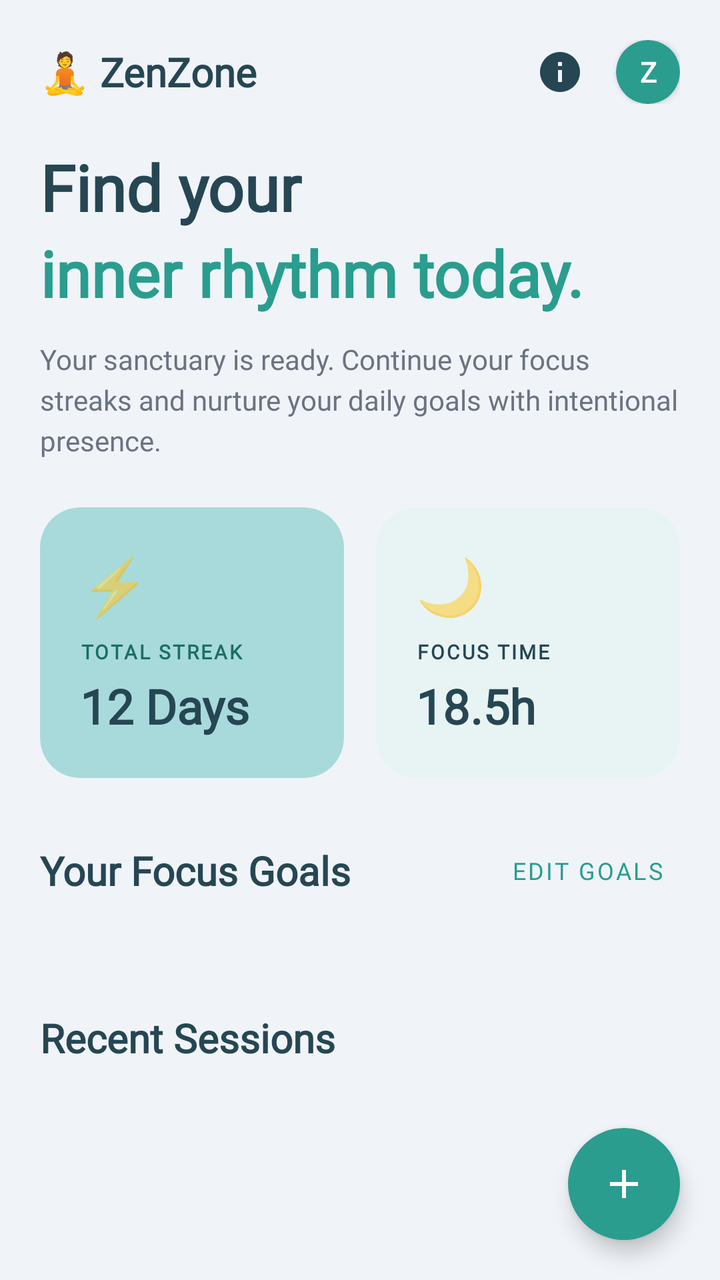
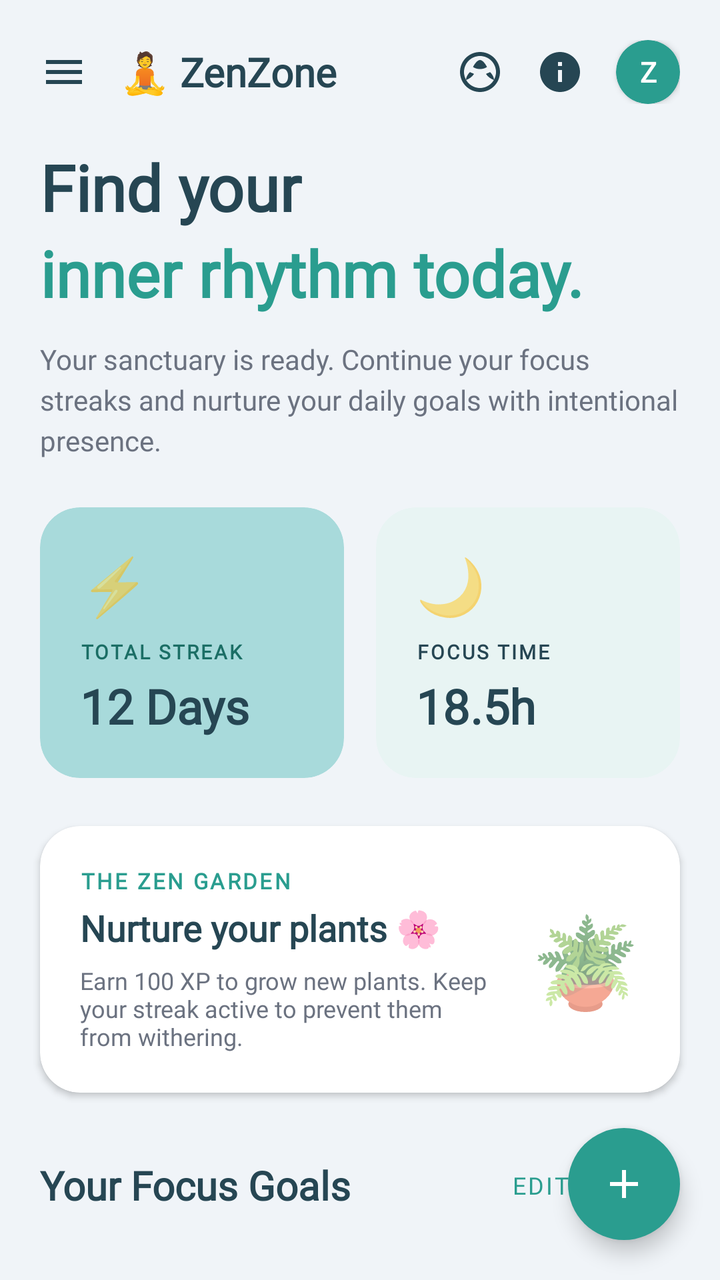

Compare the two renders of this Android layout. The source of the first and the diff that turns it into the second are given below.
<!-- AndroidManifest.xml: application theme Theme.ZenZone -->
<!-- res/layout/fragment_home.xml -->
<?xml version="1.0" encoding="utf-8"?>
<androidx.coordinatorlayout.widget.CoordinatorLayout xmlns:android="http://schemas.android.com/apk/res/android"
    xmlns:app="http://schemas.android.com/apk/res-auto"
    android:layout_width="match_parent"
    android:layout_height="match_parent"
    android:background="@color/zen_slate_bg">

    <androidx.core.widget.NestedScrollView
        android:layout_width="match_parent"
        android:layout_height="match_parent"
        android:fillViewport="true">

        <LinearLayout
            android:layout_width="match_parent"
            android:layout_height="wrap_content"
            android:orientation="vertical"
            android:paddingBottom="100dp">

            
            <include layout="@layout/layout_common_navbar" />

            
            <LinearLayout
                android:layout_width="match_parent"
                android:layout_height="wrap_content"
                android:orientation="vertical"
                android:paddingHorizontal="20dp"
                android:paddingBottom="24dp">

                <TextView
                    android:layout_width="wrap_content"
                    android:layout_height="wrap_content"
                    android:text="Find your"
                    android:fontFamily="@font/poppins_font_family"
                    android:textColor="@color/zen_slate_dark"
                    android:textSize="32sp"
                    android:textStyle="bold" />

                <TextView
                    android:layout_width="wrap_content"
                    android:layout_height="wrap_content"
                    android:text="inner rhythm today."
                    android:fontFamily="@font/poppins_font_family"
                    android:textColor="@color/zen_teal_primary"
                    android:textSize="32sp"
                    android:textStyle="bold"
                    android:fontStyle="italic" />

                <TextView
                    android:layout_width="wrap_content"
                    android:layout_height="wrap_content"
                    android:layout_marginTop="12dp"
                    android:text="Your sanctuary is ready. Continue your focus streaks and nurture your daily goals with intentional presence."
                    android:fontFamily="@font/poppins_font_family"
                    android:textColor="@color/zen_gray_text"
                    android:textSize="14sp"
                    android:lineSpacingExtra="4dp" />
            </LinearLayout>

            
            <LinearLayout
                android:layout_width="match_parent"
                android:layout_height="wrap_content"
                android:orientation="horizontal"
                android:paddingHorizontal="20dp"
                android:paddingBottom="24dp"
                android:weightSum="2">

                
                <com.google.android.material.card.MaterialCardView
                    android:layout_width="0dp"
                    android:layout_height="wrap_content"
                    android:layout_weight="1"
                    android:layout_marginEnd="8dp"
                    app:cardBackgroundColor="@color/zen_teal_light"
                    app:cardCornerRadius="20dp"
                    app:cardElevation="0dp">

                    <LinearLayout
                        android:layout_width="match_parent"
                        android:layout_height="wrap_content"
                        android:orientation="vertical"
                        android:padding="20dp">

                        <TextView
                            android:layout_width="wrap_content"
                            android:layout_height="wrap_content"
                            android:text="⚡"
                            android:textSize="28sp" />

                        <TextView
                            android:layout_width="wrap_content"
                            android:layout_height="wrap_content"
                            android:layout_marginTop="8dp"
                            android:text="TOTAL STREAK"
                            android:fontFamily="@font/poppins_font_family"
                            android:textColor="@color/zen_teal_dark"
                            android:textSize="10sp"
                            android:textStyle="bold"
                            android:letterSpacing="0.1" />

                        <TextView
                            android:id="@+id/tv_total_streak"
                            android:layout_width="wrap_content"
                            android:layout_height="wrap_content"
                            android:layout_marginTop="4dp"
                            android:text="12 Days"
                            android:fontFamily="@font/poppins_font_family"
                            android:textColor="@color/zen_slate_dark"
                            android:textSize="24sp"
                            android:textStyle="bold" />
                    </LinearLayout>
                </com.google.android.material.card.MaterialCardView>

                
                <com.google.android.material.card.MaterialCardView
                    android:layout_width="0dp"
                    android:layout_height="wrap_content"
                    android:layout_weight="1"
                    android:layout_marginStart="8dp"
                    app:cardBackgroundColor="#E8F4F3"
                    app:cardCornerRadius="20dp"
                    app:cardElevation="0dp">

                    <LinearLayout
                        android:layout_width="match_parent"
                        android:layout_height="wrap_content"
                        android:orientation="vertical"
                        android:padding="20dp">

                        <TextView
                            android:layout_width="wrap_content"
                            android:layout_height="wrap_content"
                            android:text="🌙"
                            android:textSize="28sp" />

                        <TextView
                            android:layout_width="wrap_content"
                            android:layout_height="wrap_content"
                            android:layout_marginTop="8dp"
                            android:text="FOCUS TIME"
                            android:fontFamily="@font/poppins_font_family"
                            android:textColor="@color/zen_slate_dark"
                            android:textSize="10sp"
                            android:textStyle="bold"
                            android:letterSpacing="0.1" />

                        <TextView
                            android:id="@+id/tv_focus_time"
                            android:layout_width="wrap_content"
                            android:layout_height="wrap_content"
                            android:layout_marginTop="4dp"
                            android:text="18.5h"
                            android:fontFamily="@font/poppins_font_family"
                            android:textColor="@color/zen_slate_dark"
                            android:textSize="24sp"
                            android:textStyle="bold" />
                    </LinearLayout>
                </com.google.android.material.card.MaterialCardView>
            </LinearLayout>

            
            <LinearLayout
                android:layout_width="match_parent"
                android:layout_height="wrap_content"
                android:orientation="horizontal"
                android:paddingHorizontal="20dp"
                android:paddingBottom="16dp"
                android:gravity="center_vertical">

                <TextView
                    android:layout_width="0dp"
                    android:layout_height="wrap_content"
                    android:layout_weight="1"
                    android:text="Your Focus Goals"
                    android:fontFamily="@font/poppins_font_family"
                    android:textColor="@color/zen_slate_dark"
                    android:textSize="20sp"
                    android:textStyle="bold" />

                <com.google.android.material.button.MaterialButton
                    android:id="@+id/btn_edit_goals"
                    style="@style/Widget.MaterialComponents.Button.TextButton"
                    android:layout_width="wrap_content"
                    android:layout_height="wrap_content"
                    android:text="Edit Goals"
                    android:textColor="@color/zen_teal_primary"
                    android:fontFamily="@font/poppins_font_family"
                    android:textSize="12sp"
                    android:minHeight="0dp"
                    android:paddingVertical="8dp" />
            </LinearLayout>

            
            <androidx.recyclerview.widget.RecyclerView
                android:id="@+id/rv_zen_cards"
                android:layout_width="match_parent"
                android:layout_height="wrap_content"
                android:clipToPadding="false"
                android:nestedScrollingEnabled="false"
                android:paddingHorizontal="20dp" />

            
            <LinearLayout
                android:id="@+id/empty_state_layout"
                android:layout_width="match_parent"
                android:layout_height="wrap_content"
                android:layout_gravity="center"
                android:gravity="center"
                android:orientation="vertical"
                android:paddingVertical="40dp"
                android:paddingHorizontal="40dp"
                android:visibility="gone">

                <TextView
                    android:layout_width="wrap_content"
                    android:layout_height="wrap_content"
                    android:text="🎯"
                    android:textSize="72sp" />

                <TextView
                    android:layout_width="wrap_content"
                    android:layout_height="wrap_content"
                    android:layout_marginTop="20dp"
                    android:fontFamily="@font/poppins_font_family"
                    android:text="No focus goals yet"
                    android:textColor="@color/zen_slate_dark"
                    android:textSize="20sp"
                    android:textStyle="bold" />

                <TextView
                    android:layout_width="wrap_content"
                    android:layout_height="wrap_content"
                    android:layout_marginTop="8dp"
                    android:fontFamily="@font/poppins_font_family"
                    android:gravity="center"
                    android:text="Tap the + button below to create your first Zen chain"
                    android:textColor="@color/zen_gray_text"
                    android:textSize="14sp" />
            </LinearLayout>

            
            <TextView
                android:layout_width="wrap_content"
                android:layout_height="wrap_content"
                android:layout_marginTop="32dp"
                android:paddingHorizontal="20dp"
                android:paddingBottom="16dp"
                android:text="Recent Sessions"
                android:fontFamily="@font/poppins_font_family"
                android:textColor="@color/zen_slate_dark"
                android:textSize="20sp"
                android:textStyle="bold" />

            
            <androidx.recyclerview.widget.RecyclerView
                android:id="@+id/rv_recent_sessions"
                android:layout_width="match_parent"
                android:layout_height="wrap_content"
                android:clipToPadding="false"
                android:nestedScrollingEnabled="false"
                android:paddingHorizontal="20dp" />

            
            <ProgressBar
                android:id="@+id/progress_bar"
                android:layout_width="wrap_content"
                android:layout_height="wrap_content"
                android:layout_gravity="center_horizontal"
                android:layout_marginTop="40dp"
                android:visibility="gone" />

        </LinearLayout>
    </androidx.core.widget.NestedScrollView>

    
    <com.google.android.material.floatingactionbutton.FloatingActionButton
        android:id="@+id/fab_add_goal"
        android:layout_width="wrap_content"
        android:layout_height="wrap_content"
        android:layout_gravity="bottom|end"
        android:layout_margin="20dp"
        android:contentDescription="Add new focus goal"
        android:src="@drawable/ic_add"
        app:backgroundTint="@color/zen_teal_primary"
        app:borderWidth="0dp"
        app:elevation="6dp"
        app:fabSize="normal"
        app:tint="@color/zen_slate_surface" />

</androidx.coordinatorlayout.widget.CoordinatorLayout>
<!-- res/layout/layout_common_navbar.xml (included above) -->
<?xml version="1.0" encoding="utf-8"?>
<LinearLayout xmlns:android="http://schemas.android.com/apk/res/android"
    xmlns:app="http://schemas.android.com/apk/res-auto"
    android:layout_width="match_parent"
    android:layout_height="wrap_content"
    android:orientation="horizontal"
    android:padding="20dp"
    android:gravity="center_vertical">

    <TextView
        android:id="@+id/tv_app_logo_name"
        android:layout_width="0dp"
        android:layout_height="wrap_content"
        android:layout_weight="1"
        android:text="🧘 ZenZone"
        android:fontFamily="@font/poppins_font_family"
        android:textColor="@color/zen_slate_dark"
        android:textSize="20sp"
        android:textStyle="bold" />

    <ImageView
        android:id="@+id/iv_common_info"
        android:layout_width="24dp"
        android:layout_height="24dp"
        android:layout_marginEnd="16dp"
        android:src="@drawable/ic_info"
        app:tint="@color/zen_slate_dark"
        android:contentDescription="Information"
        android:clickable="true"
        android:focusable="true"
        android:background="?attr/selectableItemBackgroundBorderless" />

    <com.google.android.material.card.MaterialCardView
        android:id="@+id/cv_common_profile_mini"
        android:layout_width="32dp"
        android:layout_height="32dp"
        app:cardCornerRadius="16dp"
        app:cardBackgroundColor="@color/zen_teal_primary"
        app:cardElevation="2dp"
        android:clickable="true"
        android:focusable="true">

        <FrameLayout
            android:layout_width="match_parent"
            android:layout_height="match_parent">

            <TextView
                android:id="@+id/tv_common_profile_initial_mini"
                android:layout_width="match_parent"
                android:layout_height="match_parent"
                android:gravity="center"
                android:text="Z"
                android:textColor="@color/zen_slate_surface"
                android:textSize="14sp"
                android:textStyle="bold"
                android:fontFamily="@font/poppins_font_family" />

            <ImageView
                android:id="@+id/iv_common_profile_image_mini"
                android:layout_width="match_parent"
                android:layout_height="match_parent"
                android:scaleType="centerCrop"
                android:visibility="gone"
                android:contentDescription="Profile Picture" />
        </FrameLayout>
    </com.google.android.material.card.MaterialCardView>
</LinearLayout>
<!-- resources referenced by this layout -->
<resources>
  <color name="zen_gray_text">#6B7280</color>
  <color name="zen_slate_bg">#F0F4F8</color>
  <color name="zen_slate_dark">#264653</color>
  <color name="zen_slate_surface">#FFFFFF</color>
  <color name="zen_teal_dark">#1B6E65</color>
  <color name="zen_teal_light">#A8DADB</color>
  <color name="zen_teal_primary">#2A9D8F</color>
  <!-- drawable ic_add (drawable) -->
  <vector xmlns:android="http://schemas.android.com/apk/res/android"
      android:width="24dp"
      android:height="24dp"
      android:viewportWidth="24"
      android:viewportHeight="24"
      android:tint="?attr/colorControlNormal">
    <path
        android:fillColor="@android:color/white"
        android:pathData="M19,13h-6v6h-2v-6H5v-2h6V5h2v6h6v2z"/>
  </vector>
  <!-- drawable ic_info (drawable) -->
  <vector xmlns:android="http://schemas.android.com/apk/res/android"
      android:width="24dp"
      android:height="24dp"
      android:viewportWidth="24"
      android:viewportHeight="24">
      <path
          android:fillColor="#FFFFFF"
          android:pathData="M12,2C6.48,2 2,6.48 2,12s4.48,10 10,10 10,-4.48 10,-10S17.52,2 12,2zM13,17h-2v-6h2v6zM13,9h-2L11,7h2v2z"/>
  </vector>
  <style name="Theme.ZenZone" parent="Theme.MaterialComponents.Light.NoActionBar">
          <item name="colorPrimary">@color/zen_teal_primary</item>
          <item name="colorPrimaryVariant">@color/zen_teal_dark</item>
          <item name="colorOnPrimary">@color/zen_slate_surface</item>
          <item name="colorSecondary">@color/zen_blue_muted</item>
          <item name="colorSecondaryVariant">@color/zen_blue_muted</item>
          <item name="colorOnSecondary">@color/zen_slate_surface</item>
          <item name="android:statusBarColor">@color/zen_teal_dark</item>
          <item name="android:windowBackground">@color/zen_teal_primary</item>
          <item name="colorSurface">@color/zen_slate_surface</item>
          <item name="colorError">@color/zen_danger_red</item>
          <item name="fontFamily">@font/poppins_font_family</item>
          <item name="android:textColorPrimary">@color/zen_slate_dark</item>
          <item name="android:textColorSecondary">@color/zen_gray_text</item>
      </style>
  <color name="zen_blue_muted">#457B9D</color>
  <color name="zen_danger_red">#E76F51</color>
</resources>

<!-- the commit's change to res/layout/fragment_home.xml (unified diff, before → after) -->
@@ -158,6 +158,73 @@
                     </LinearLayout>
                 </com.google.android.material.card.MaterialCardView>
             </LinearLayout>
+
+            
+            <com.google.android.material.card.MaterialCardView
+                android:id="@+id/cv_zen_garden"
+                android:layout_width="match_parent"
+                android:layout_height="wrap_content"
+                android:layout_marginHorizontal="20dp"
+                android:layout_marginBottom="24dp"
+                app:cardBackgroundColor="@color/zen_slate_surface"
+                app:cardCornerRadius="20dp"
+                app:cardElevation="2dp"
+                android:clickable="true"
+                android:focusable="true">
+
+                <LinearLayout
+                    android:layout_width="match_parent"
+                    android:layout_height="wrap_content"
+                    android:orientation="horizontal"
+                    android:padding="20dp"
+                    android:gravity="center_vertical">
+
+                    <LinearLayout
+                        android:layout_width="0dp"
+                        android:layout_height="wrap_content"
+                        android:layout_weight="1"
+                        android:orientation="vertical">
+
+                        <TextView
+                            android:layout_width="wrap_content"
+                            android:layout_height="wrap_content"
+                            android:text="THE ZEN GARDEN"
+                            android:fontFamily="@font/poppins_font_family"
+                            android:textColor="@color/zen_teal_primary"
+                            android:textSize="11sp"
+                            android:textStyle="bold"
+                            android:letterSpacing="0.1" />
+
+                        <TextView
+                            android:layout_width="wrap_content"
+                            android:layout_height="wrap_content"
+                            android:layout_marginTop="4dp"
+                            android:text="Nurture your plants 🌸"
+                            android:fontFamily="@font/poppins_font_family"
+                            android:textColor="@color/zen_slate_dark"
+                            android:textSize="18sp"
+                            android:textStyle="bold" />
+
+                        <TextView
+                            android:id="@+id/tv_garden_peek"
+                            android:layout_width="wrap_content"
+                            android:layout_height="wrap_content"
+                            android:layout_marginTop="6dp"
+                            android:text="Earn 100 XP to grow new plants. Keep your streak active to prevent them from withering."
+                            android:fontFamily="@font/poppins_font_family"
+                            android:textColor="@color/zen_gray_text"
+                            android:textSize="12sp" />
+                    </LinearLayout>
+
+                    <TextView
+                        android:id="@+id/tv_garden_status_emoji"
+                        android:layout_width="wrap_content"
+                        android:layout_height="wrap_content"
+                        android:layout_marginStart="16dp"
+                        android:text="🪴"
+                        android:textSize="44sp" />
+                </LinearLayout>
+            </com.google.android.material.card.MaterialCardView>
 
             
             <LinearLayout
@@ -299,6 +366,18 @@
     android:padding="20dp"
     android:gravity="center_vertical">
 
+    <ImageView
+        android:id="@+id/iv_common_menu"
+        android:layout_width="24dp"
+        android:layout_height="24dp"
+        android:layout_marginEnd="16dp"
+        android:src="@drawable/ic_menu"
+        app:tint="@color/zen_slate_dark"
+        android:contentDescription="Open Navigation Drawer"
+        android:clickable="true"
+        android:focusable="true"
+        android:background="?attr/selectableItemBackgroundBorderless" />
+
     <TextView
         android:id="@+id/tv_app_logo_name"
         android:layout_width="0dp"
@@ -309,6 +388,18 @@
         android:textColor="@color/zen_slate_dark"
         android:textSize="20sp"
         android:textStyle="bold" />
+
+    <ImageView
+        android:id="@+id/iv_common_agent"
+        android:layout_width="24dp"
+        android:layout_height="24dp"
+        android:layout_marginEnd="16dp"
+        android:src="@drawable/ic_lotus_logo"
+        app:tint="@color/zen_slate_dark"
+        android:contentDescription="Ask Zen Agent"
+        android:clickable="true"
+        android:focusable="true"
+        android:background="?attr/selectableItemBackgroundBorderless" />
 
     <ImageView
         android:id="@+id/iv_common_info"
<!-- resource entries referenced after the edit -->
@@ -28,6 +28,35 @@
           android:fillColor="#FFFFFF"
           android:pathData="M12,2C6.48,2 2,6.48 2,12s4.48,10 10,10 10,-4.48 10,-10S17.52,2 12,2zM13,17h-2v-6h2v6zM13,9h-2L11,7h2v2z"/>
   </vector>
+  <!-- drawable ic_lotus_logo (drawable) -->
+  <vector xmlns:android="http://schemas.android.com/apk/res/android"
+      android:width="120dp"
+      android:height="120dp"
+      android:viewportWidth="24"
+      android:viewportHeight="24">
+    <path
+        android:fillColor="#FFFFFF"
+        android:pathData="M12,2C6.48,2 2,6.48 2,12s4.48,10 10,10 10,-4.48 10,-10S17.52,2 12,2zM12,20c-4.41,0 -8,-3.59 -8,-8s3.59,-8 8,-8 8,3.59 8,8 -3.59,8 -8,8z"/>
+    <path
+        android:fillColor="#FFFFFF"
+        android:pathData="M12,6c-1.1,0 -2.5,1.5 -3.5,3.5 1.5,1 3,1 3.5,1s2,-0 3.5,-1c-1,-2 -2.4,-3.5 -3.5,-3.5z"/>
+    <path
+        android:fillColor="#FFFFFF"
+        android:pathData="M7,12c-1,1 -2,2.5 -2,4 1.5,-0.5 3,-1.5 4,-3 -0.5,-0.5 -1.5,-0.5 -2,-1z"/>
+    <path
+        android:fillColor="#FFFFFF"
+        android:pathData="M17,12c-0.5,0.5 -1.5,0.5 -2,1 1,1.5 2.5,2.5 4,3 0,-1.5 -1,-3 -2,-4z"/>
+  </vector>
+  <!-- drawable ic_menu (drawable) -->
+  <vector xmlns:android="http://schemas.android.com/apk/res/android"
+      android:width="24dp"
+      android:height="24dp"
+      android:viewportWidth="24"
+      android:viewportHeight="24">
+    <path
+        android:fillColor="@color/zen_slate_dark"
+        android:pathData="M3,18h18v-2H3v2zM3,13h18v-2H3v2zM3,6v2h18V6H3z"/>
+  </vector>
   <style name="Theme.ZenZone" parent="Theme.MaterialComponents.Light.NoActionBar">
           <item name="colorPrimary">@color/zen_teal_primary</item>
           <item name="colorPrimaryVariant">@color/zen_teal_dark</item>
